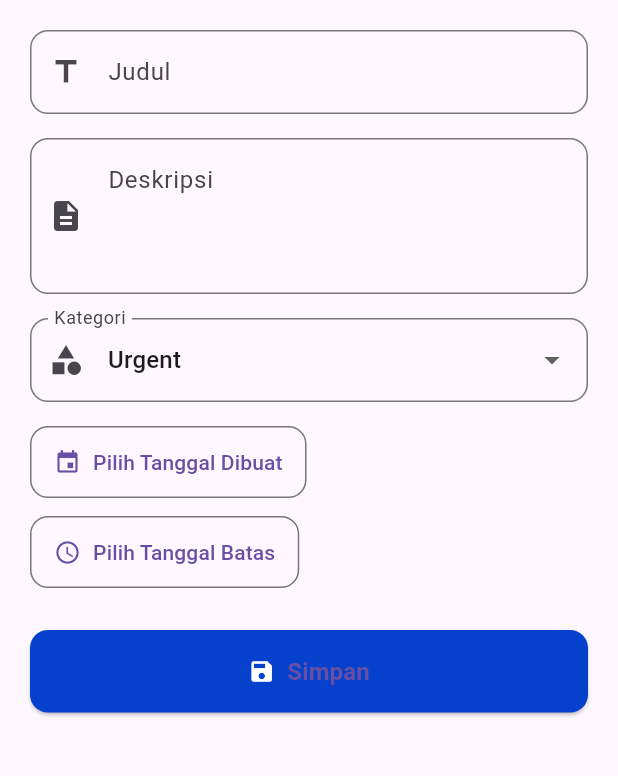
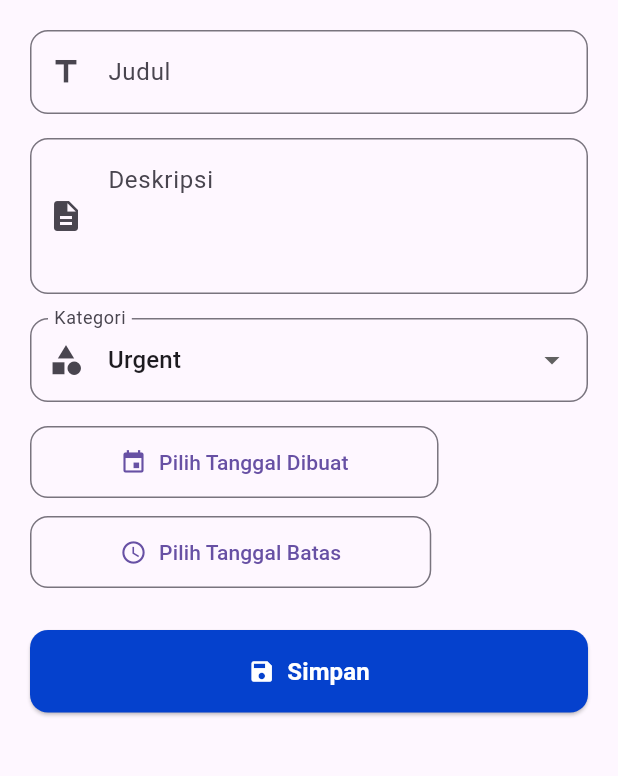
Before and after one commit to ASenoJati/todo_app, a Flutter app: the TodoPage screen opened by its route, after a tap on the "add" icon, on a phone screen of 412 x 824 dp, the part 84-860 px from its top. Run offline on Flutter 3.47's test engine with Material 3 defaults, Android fonts, the phone set to English and light mode, and no system bars; our stand-ins replace get.

Commit message:
featfixUIUX[ARK]

```diff
--- a/lib/pages/AddTodoPage.dart
+++ b/lib/pages/AddTodoPage.dart
@@ -23,7 +23,11 @@ class AddTodoPage extends StatelessWidget {
         padding: const EdgeInsets.all(20),
         child: Column(
           crossAxisAlignment: CrossAxisAlignment.start,
-          children: [
+          children:
+          [
+
+
+
             TextField(
               controller: controller.titleController,
               decoration: InputDecoration(
@@ -72,6 +76,7 @@ class AddTodoPage extends StatelessWidget {
             ),
             const SizedBox(height: 16),
 
+
             Obx(() {
               final dateText = controller.selectedDate.value == null
                   ? "Pilih Tanggal Dibuat"
@@ -83,7 +88,7 @@ class AddTodoPage extends StatelessWidget {
                 style: OutlinedButton.styleFrom(
                   padding: const EdgeInsets.symmetric(
                     vertical: 14,
-                    horizontal: 16,
+                    horizontal: 60,
                   ),
                   shape: RoundedRectangleBorder(
                     borderRadius: BorderRadius.circular(12),
@@ -106,8 +111,9 @@ class AddTodoPage extends StatelessWidget {
               return OutlinedButton.icon(
                 style: OutlinedButton.styleFrom(
                   padding: const EdgeInsets.symmetric(
+
                     vertical: 14,
-                    horizontal: 16,
+                    horizontal: 60,
                   ),
                   shape: RoundedRectangleBorder(
                     borderRadius: BorderRadius.circular(12),
@@ -133,7 +139,7 @@ class AddTodoPage extends StatelessWidget {
                 icon: const Icon(Icons.save, color: AppColors.white),
                 label: const Text(
                   "Simpan",
-                  style: TextStyle(fontSize: 16, fontWeight: FontWeight.bold),
+                  style: TextStyle(fontSize: 16, fontWeight: FontWeight.bold, color: AppColors.white),
                 ),
                 onPressed: () {
                   if (controller.titleController.text.isNotEmpty &&
--- a/lib/pages/TodoPage.dart
+++ b/lib/pages/TodoPage.dart
@@ -20,9 +20,19 @@ class TodoPage extends StatelessWidget {
         elevation: 0,
       ),
 
-      body: Obx(() {
+      body: Stack(
+        children: [
+          Image.asset('image/background2.png',
+          fit: BoxFit.cover,
+          height: double.infinity,
+          width: double.infinity,
+          ),
+
+
+
+          Obx(() {
         if (todoController.activeTodos.isEmpty) {
-          return const Center(child: Text("Belum Ada Task"));
+          return const Center(child: Text("Belum Ada Task",style: TextStyle(color: AppColors.white),));
         }
 
         return ListView.builder(
@@ -61,6 +71,10 @@ class TodoPage extends StatelessWidget {
         );
       }),
 
+        ],
+      ),
+
+
       floatingActionButton: FloatingActionButton(
         onPressed: () => Get.toNamed(AppRoutes.addTodoPage),
         child: const Icon(Icons.add, color: AppColors.mediumblue),
--- a/pubspec.yaml
+++ b/pubspec.yaml
@@ -22,4 +22,4 @@ dev_dependencies:
 flutter:
   uses-material-design: true
   assets:
-    - image/
+  - image/
```
Also changed, not shown: lib/components/CTodoCard.dart (+62 -13 lines), lib/pages/HistoryPage.dart (+19 -2 lines), image/background.png (added), image/background2.png (added), image/wallpaper.jpg (added), lib/bindings/SplashBinding.dart (added), lib/controllers/SplashscreenController.dart (added), lib/pages/SplashscreenPage.dart (added), 1 other file.
